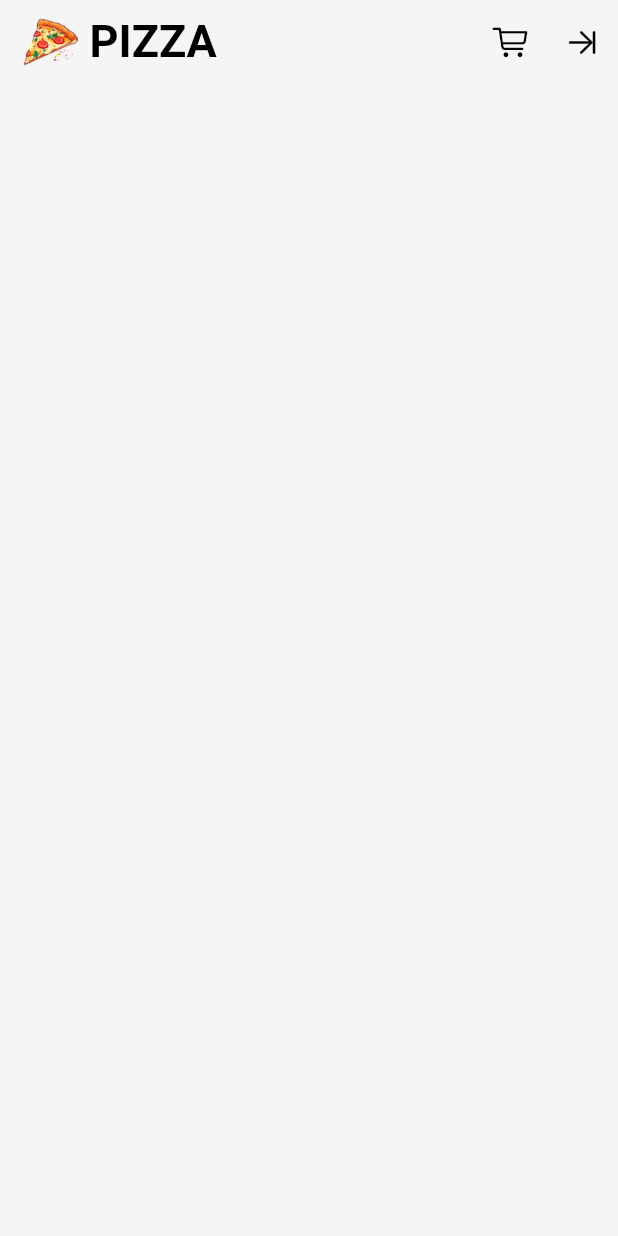
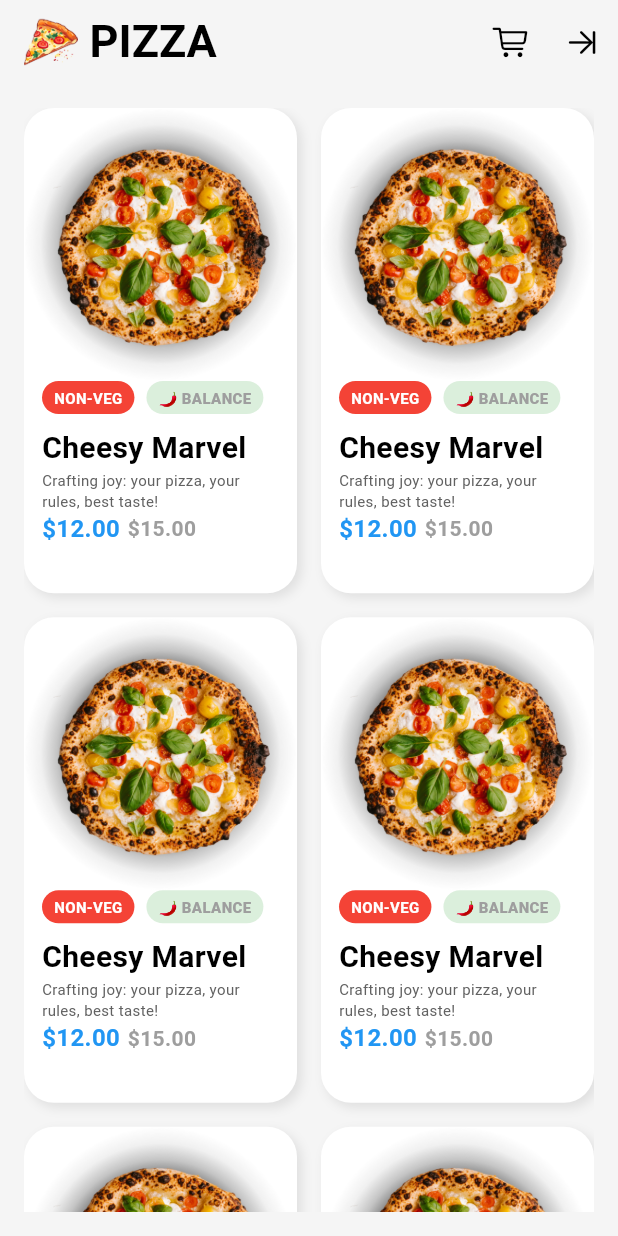
Before and after one commit to shreyaniraula/pizza_app, a Flutter app: the screen it shows once a user with an empty profile is signed in, on a phone screen of 412 x 824 dp. Run offline on Flutter 3.47's test engine with Material 3 defaults, Android fonts, the phone set to English and light mode, and no system bars; our stand-ins replace bloc, cloud_firestore, equatable, firebase_auth, firebase_core, flutter_bloc and 1 more; accounts and stored records are empty.

Commit message:
Home Screen Updated

```diff
--- a/lib/screens/home/views/home_screen.dart
+++ b/lib/screens/home/views/home_screen.dart
@@ -32,6 +32,132 @@ class HomeScreen extends StatelessWidget {
           ),
         ],
       ),
+      body: Padding(
+        padding: const EdgeInsets.all(16.0),
+        child: GridView.builder(
+          gridDelegate: SliverGridDelegateWithFixedCrossAxisCount(
+            crossAxisCount: 2,
+            mainAxisSpacing: 16,
+            crossAxisSpacing: 16,
+            childAspectRatio: 9 / 16,
+          ),
+          itemCount: 8,
+          itemBuilder: (context, int i) {
+            return Container(
+              decoration: BoxDecoration(
+                color: Colors.white,
+                borderRadius: BorderRadius.circular(20),
+                boxShadow: [
+                  BoxShadow(
+                    color: Colors.grey.shade300,
+                    blurRadius: 5,
+                    offset: Offset(3, 3),
+                  ),
+                ],
+              ),
+              child: Column(
+                crossAxisAlignment: CrossAxisAlignment.start,
+                children: [
+                  Image.asset('assets/1.png'),
+                  Padding(
+                    padding: const EdgeInsets.symmetric(horizontal: 12.0),
+                    child: Row(
+                      children: [
+                        Container(
+                          decoration: BoxDecoration(
+                            color: Colors.red,
+                            borderRadius: BorderRadius.circular(30),
+                          ),
+                          child: Padding(
+                            padding: const EdgeInsets.symmetric(
+                              vertical: 4.0,
+                              horizontal: 8.0,
+                            ),
+                            child: Text(
+                              'NON-VEG',
+                              style: TextStyle(
+                                color: Colors.white,
+                                fontWeight: FontWeight.bold,
+                                fontSize: 10,
+                              ),
+                            ),
+                          ),
+                        ),
+                        SizedBox(width: 8),
+                        Container(
+                          decoration: BoxDecoration(
+                            color: Colors.green.withOpacity(0.2),
+                            borderRadius: BorderRadius.circular(30),
+                          ),
+                          child: Padding(
+                            padding: const EdgeInsets.symmetric(
+                              vertical: 4.0,
+                              horizontal: 8.0,
+                            ),
+                            child: Text(
+                              '🌶️ BALANCE',
+                              style: TextStyle(
+                                color: Colors.grey,
+                                fontWeight: FontWeight.w800,
+                                fontSize: 10,
+                              ),
+                            ),
+                          ),
+                        ),
+                      ],
+                    ),
+                  ),
+                  SizedBox(height: 8.0),
+                  Padding(
+                    padding: EdgeInsets.symmetric(horizontal: 12.0),
+                    child: Text(
+                      'Cheesy Marvel',
+                      style: TextStyle(
+                        fontSize: 20,
+                        fontWeight: FontWeight.bold,
+                      ),
+                    ),
+                  ),
+                  Padding(
+                    padding: EdgeInsets.symmetric(horizontal: 12.0),
+                    child: Text(
+                      'Crafting joy: your pizza, your rules, best taste!',
+                      style: TextStyle(
+                        fontSize: 10,
+                        color: Colors.grey.shade700,
+                      ),
+                    ),
+                  ),
+                  Padding(
+                    padding: EdgeInsets.symmetric(horizontal: 12.0),
+                    child: Row(
+                      children: [
+                        Text(
+                          '\$12.00',
+                          style: TextStyle(
+                            color: Theme.of(context).colorScheme.primary,
+                            fontWeight: FontWeight.w700,
+                            fontSize: 16,
+                          ),
+                        ),
+                        SizedBox(width: 5),
+                        Text(
+                          '\$15.00',
+                          style: TextStyle(
+                            color: Colors.grey.shade500,
+                            fontWeight: FontWeight.w700,
+                            fontSize: 14,
+                          ),
+                        ),
+                      ],
+                    ),
+                  ),
+                ],
+              ),
+            );
+          },
+        ),
+      ),
     );
   }
 }
```
